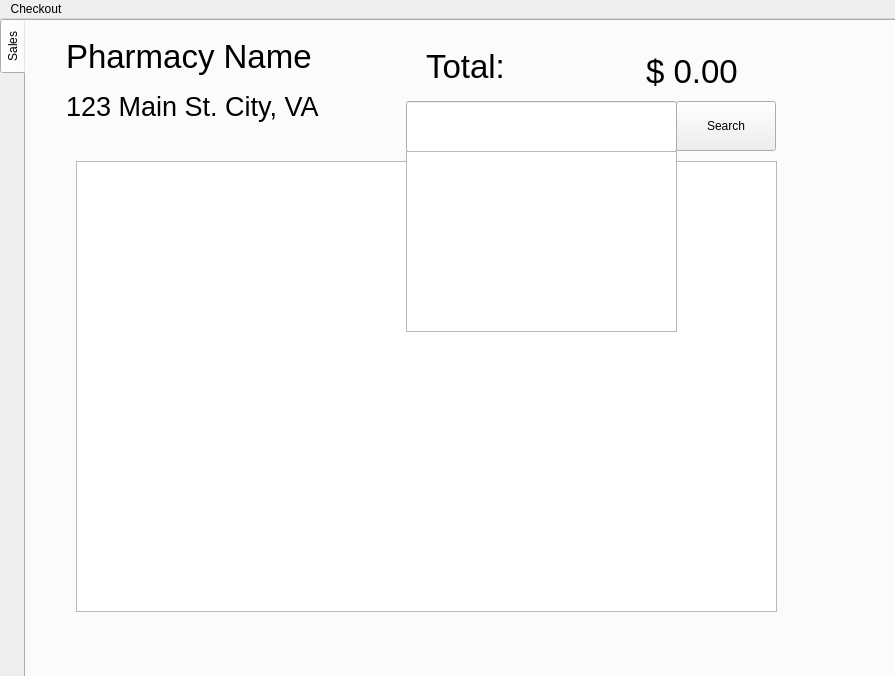
First picture: the form in mainwindow.ui, repository WNewsome/Pharmaceutical-Point-of-Sale, before the edit.
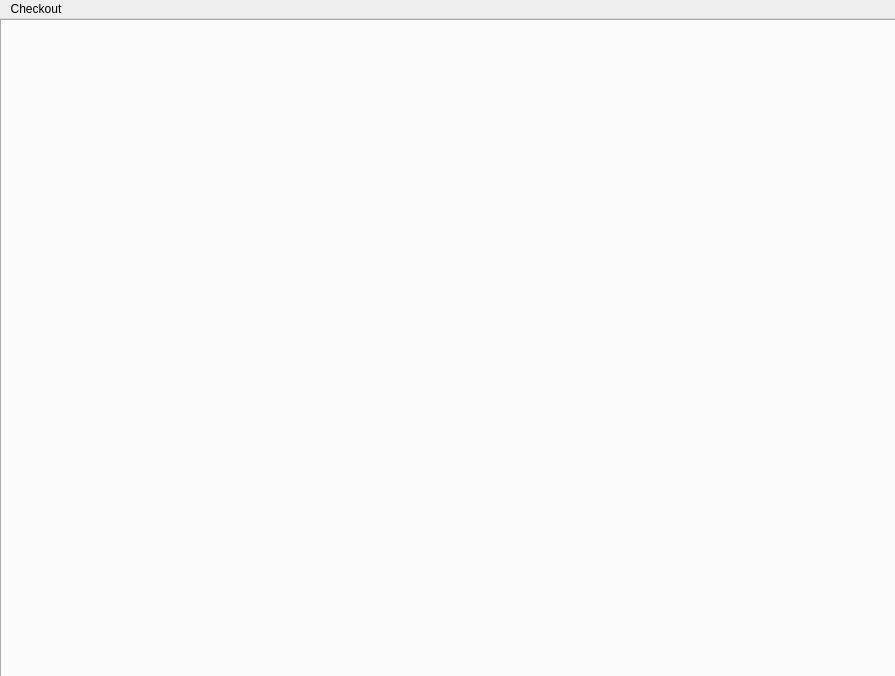
Second picture: the form after the edit.

Commit message: add new patient, update patient, and sale screen finalize add new patient and update patient have search drug and add drug to cart. still need new QListwidget class

Patch:
```diff
--- a/mainwindow.ui
+++ b/mainwindow.ui
@@ -35,147 +35,6 @@
     <property name="currentIndex">
      <number>0</number>
     </property>
-    <widget class="QWidget" name="tab">
-     <attribute name="title">
-      <string>Sales</string>
-     </attribute>
-     <widget class="QLabel" name="label">
-      <property name="geometry">
-       <rect>
-        <x>400</x>
-        <y>20</y>
-        <width>131</width>
-        <height>51</height>
-       </rect>
-      </property>
-      <property name="font">
-       <font>
-        <pointsize>25</pointsize>
-       </font>
-      </property>
-      <property name="text">
-       <string>Total:</string>
-      </property>
-     </widget>
-     <widget class="QPushButton" name="search_button">
-      <property name="geometry">
-       <rect>
-        <x>650</x>
-        <y>80</y>
-        <width>100</width>
-        <height>50</height>
-       </rect>
-      </property>
-      <property name="maximumSize">
-       <size>
-        <width>100</width>
-        <height>100</height>
-       </size>
-      </property>
-      <property name="text">
-       <string>Search</string>
-      </property>
-     </widget>
-     <widget class="QLabel" name="label_4">
-      <property name="geometry">
-       <rect>
-        <x>40</x>
-        <y>70</y>
-        <width>311</width>
-        <height>31</height>
-       </rect>
-      </property>
-      <property name="font">
-       <font>
-        <pointsize>20</pointsize>
-       </font>
-      </property>
-      <property name="text">
-       <string>123 Main St. City, VA</string>
-      </property>
-     </widget>
-     <widget class="QListWidget" name="items_list">
-      <property name="geometry">
-       <rect>
-        <x>50</x>
-        <y>140</y>
-        <width>701</width>
-        <height>451</height>
-       </rect>
-      </property>
-      <property name="font">
-       <font>
-        <pointsize>15</pointsize>
-       </font>
-      </property>
-     </widget>
-     <widget class="QLineEdit" name="search_lineEdit">
-      <property name="geometry">
-       <rect>
-        <x>380</x>
-        <y>80</y>
-        <width>271</width>
-        <height>51</height>
-       </rect>
-      </property>
-      <property name="font">
-       <font>
-        <pointsize>13</pointsize>
-       </font>
-      </property>
-     </widget>
-     <widget class="QLabel" name="label_3">
-      <property name="geometry">
-       <rect>
-        <x>40</x>
-        <y>0</y>
-        <width>311</width>
-        <height>71</height>
-       </rect>
-      </property>
-      <property name="font">
-       <font>
-        <pointsize>25</pointsize>
-       </font>
-      </property>
-      <property name="text">
-       <string>Pharmacy Name</string>
-      </property>
-     </widget>
-     <widget class="QLabel" name="total">
-      <property name="geometry">
-       <rect>
-        <x>620</x>
-        <y>30</y>
-        <width>121</width>
-        <height>41</height>
-       </rect>
-      </property>
-      <property name="font">
-       <font>
-        <pointsize>25</pointsize>
-       </font>
-      </property>
-      <property name="text">
-       <string>$ 0.00</string>
-      </property>
-     </widget>
-     <widget class="QListWidget" name="items_dropdown">
-      <property name="geometry">
-       <rect>
-        <x>380</x>
-        <y>130</y>
-        <width>271</width>
-        <height>181</height>
-       </rect>
-      </property>
-      <property name="font">
-       <font>
-        <pointsize>15</pointsize>
-       </font>
-      </property>
-     </widget>
-    </widget>
    </widget>
   </widget>
   <widget class="QMenuBar" name="menuBar">
```
Left out of the diff: 4 changed lines with no effect on the pictures. The commit also changes 13 other files.
